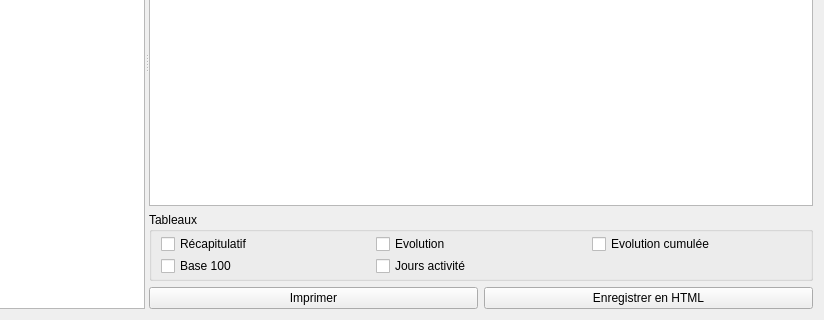
This is dialogtables.ui in GiPiLab/ProtonClassicSuite as Qt 5 draws it before an edit; both pictures show x 234 to 1058 and y 197 to 517 of the 1058 by 517 pixel window. The edited form follows.
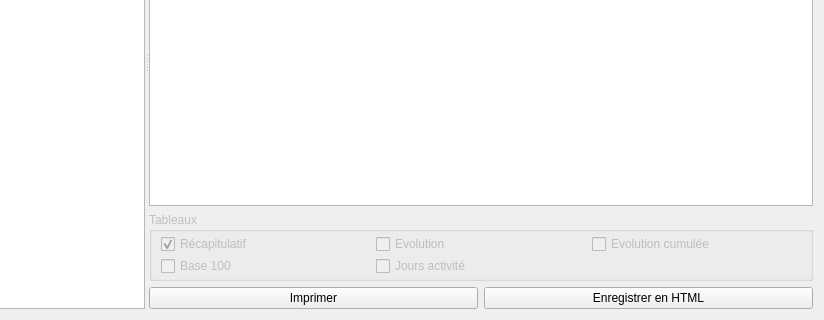
This is the edited form.

What changed in the file:
```diff
--- a/dialogtables.ui
+++ b/dialogtables.ui
@@ -112,6 +112,9 @@
        </item>
        <item row="2" column="0" colspan="2">
         <widget class="QGroupBox" name="groupBoxTables">
+         <property name="enabled">
+          <bool>false</bool>
+         </property>
          <property name="title">
           <string>Tableaux</string>
          </property>
@@ -130,6 +133,9 @@
             <property name="text">
              <string>Récapitulatif</string>
             </property>
+            <property name="checked">
+             <bool>true</bool>
+            </property>
            </widget>
           </item>
           <item row="0" column="1">
```
